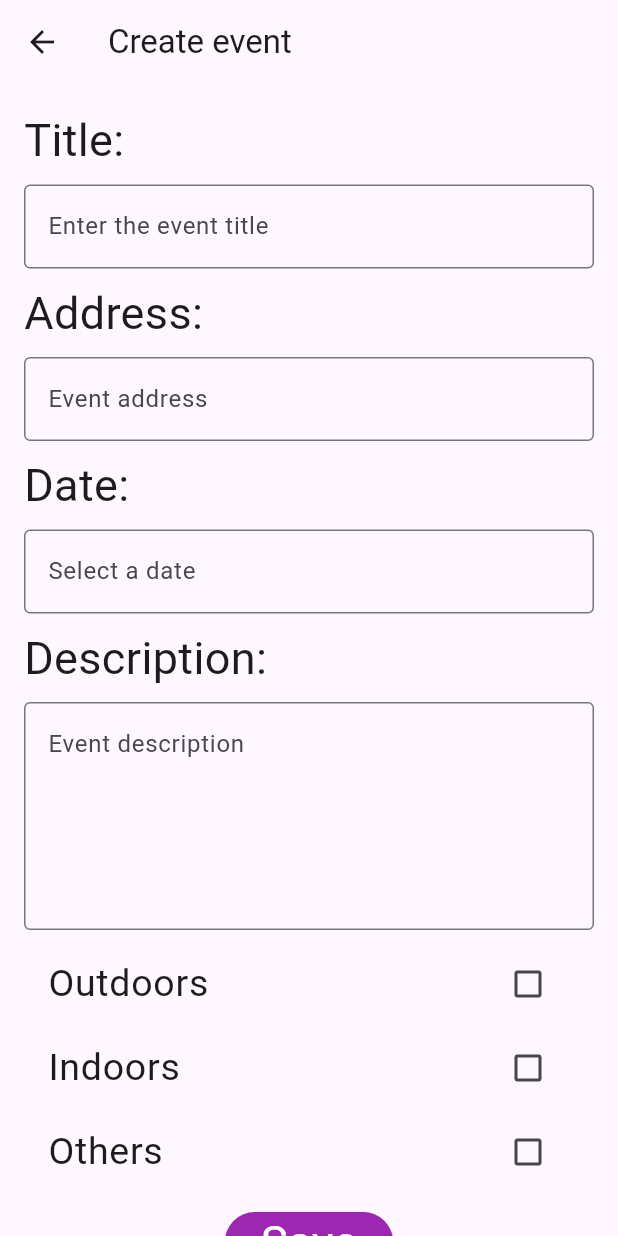
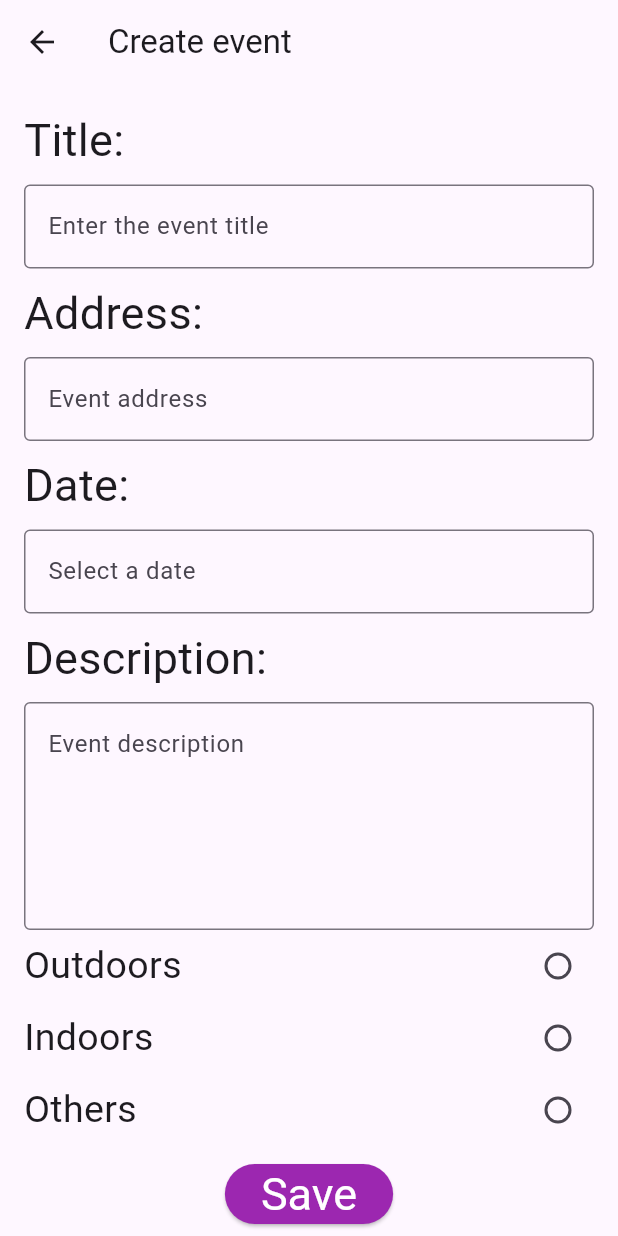
Before and after one commit to JackTse-Conestogac/Mobile_FinalProject_G5, a Flutter app: the CreateEventScreen screen opened directly, on a phone screen of 412 x 824 dp. Run offline on Flutter 3.47's test engine with Material 3 defaults, Android fonts, the phone set to English and light mode, and no system bars; our stand-ins replace shared_preferences; accounts and stored records are empty.

Commit message:
change indoor ,outdoor,and other button as single selected in createEvent.dart

```diff
--- a/coffee_meet_app/lib/screens/createEvent.dart
+++ b/coffee_meet_app/lib/screens/createEvent.dart
@@ -19,9 +19,7 @@ class _CreateEventScreenState extends State<CreateEventScreen> {
   final EventManager _eventManager = EventManager();
 
 
-  bool _isOutdoors = false;
-  bool _isIndoors = false;
-  bool _isOther = false;
+  String _selectedOption ='';
 
   void _saveEvent() {
     if (_formKey.currentState!.validate()) {
@@ -122,36 +120,63 @@ class _CreateEventScreenState extends State<CreateEventScreen> {
               keyboardType: TextInputType.multiline,
               scrollController: ScrollController(),
             ),
-            const SizedBox(height: 8,),
-            CheckboxListTile(
-                title: const Text(
-                  'Outdoors', style: TextStyle(fontSize: 25),),
-                value: _isOutdoors,
+            Column(
+              children: [
+                Row(
+                  mainAxisAlignment: MainAxisAlignment.spaceBetween,
+                  children: [
+                    const Text(
+                      'Outdoors',
+                      style: TextStyle(fontSize: 25),
+                    ),
+                    Radio<String>(
+                      value: 'Outdoors',
+                      groupValue: _selectedOption,
                       onChanged: (value) {
                         setState(() {
-                    _isOutdoors = value ?? false;
+                          _selectedOption = value!;
                         });
-                }
+                      },
                     ),
-            CheckboxListTile(
-                title: const Text(
-                  'Indoors', style: TextStyle(fontSize: 25),),
-                value: _isIndoors,
+                  ],
+                ),
+                Row(
+                  mainAxisAlignment: MainAxisAlignment.spaceBetween,
+                  children: [
+                    const Text(
+                      'Indoors',
+                      style: TextStyle(fontSize: 25),
+                    ),
+                    Radio<String>(
+                      value: 'Indoors',
+                      groupValue: _selectedOption,
                       onChanged: (value) {
                         setState(() {
-                    _isIndoors = value ?? false;
+                          _selectedOption = value!;
                         });
-                }
+                      },
                     ),
-            CheckboxListTile(
-                title: const Text(
-                  'Others', style: TextStyle(fontSize: 25),),
-                value: _isOther,
+                  ],
+                ),
+                Row(
+                  mainAxisAlignment: MainAxisAlignment.spaceBetween,
+                  children: [
+                    const Text(
+                      'Others',
+                      style: TextStyle(fontSize: 25),
+                    ),
+                    Radio<String>(
+                      value: 'Others',
+                      groupValue: _selectedOption,
                       onChanged: (value) {
                         setState(() {
-                    _isOther = value ?? false;
+                          _selectedOption = value!;
                         });
-                }
+                      },
+                    ),
+                  ],
+                ),
+              ],
             ),
             const SizedBox(height: 8),
           Center(
```
Also changed, not shown: 3 other files. Lines whose indentation alone changed are shown as unchanged.
